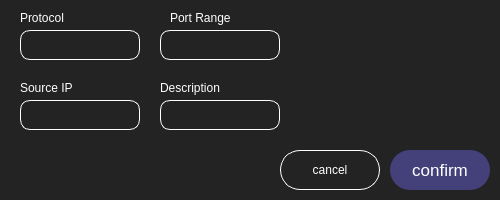
First picture: the form in components/page2/sub/NetworkPopup.ui, repository TF-LAVENDER/Lavender, before the edit.
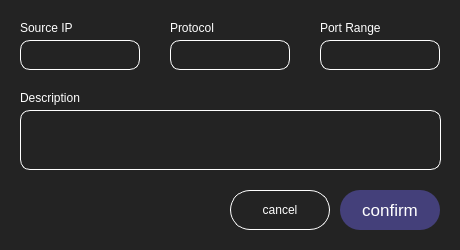
Second picture: the form after the edit.

Commit message: style : QDialog 내부 비율 조정

The edit to the form file:
```diff
--- a/components/page2/sub/NetworkPopup.ui
+++ b/components/page2/sub/NetworkPopup.ui
@@ -6,8 +6,8 @@
    <rect>
     <x>0</x>
     <y>0</y>
-    <width>500</width>
-    <height>200</height>
+    <width>460</width>
+    <height>250</height>
    </rect>
   </property>
   <property name="windowTitle">
@@ -15,47 +15,13 @@
   </property>
   <property name="styleSheet">
    <string notr="true">background-color: #232323;
-border-radius: 10px;</string>
+border-radius: 30px;</string>
   </property>
-  <widget class="QLabel" name="protocolLabel">
-   <property name="geometry">
-    <rect>
-     <x>20</x>
-     <y>10</y>
-     <width>65</width>
-     <height>16</height>
-    </rect>
-   </property>
-   <property name="styleSheet">
-    <string notr="true">color: #ffffff;</string>
-   </property>
-   <property name="text">
-    <string>Protocol</string>
-   </property>
-  </widget>
-  <widget class="QLineEdit" name="protocolLane">
-   <property name="geometry">
-    <rect>
-     <x>20</x>
-     <y>30</y>
-     <width>120</width>
-     <height>30</height>
-    </rect>
-   </property>
-   <property name="styleSheet">
-    <string notr="true">border: 1px solid white;
-border-radius: 10px;
-color: #ffffff;</string>
-   </property>
-   <property name="text">
-    <string/>
-   </property>
-  </widget>
   <widget class="QPushButton" name="cancelButton">
    <property name="geometry">
     <rect>
-     <x>280</x>
-     <y>150</y>
+     <x>230</x>
+     <y>190</y>
      <width>100</width>
      <height>40</height>
     </rect>
@@ -78,8 +44,8 @@
   <widget class="QPushButton" name="confirmButton">
    <property name="geometry">
     <rect>
-     <x>390</x>
-     <y>150</y>
+     <x>340</x>
+     <y>190</y>
      <width>100</width>
      <height>40</height>
     </rect>
@@ -100,12 +66,45 @@
     <string>confirm</string>
    </property>
   </widget>
-  <widget class="QLabel" name="portRangeLabel">
+  <widget class="QFrame" name="frame">
    <property name="geometry">
     <rect>
      <x>170</x>
-     <y>10</y>
-     <width>71</width>
+     <y>20</y>
+     <width>120</width>
+     <height>50</height>
+    </rect>
+   </property>
+   <property name="frameShape">
+    <enum>QFrame::Shape::StyledPanel</enum>
+   </property>
+   <property name="frameShadow">
+    <enum>QFrame::Shadow::Raised</enum>
+   </property>
+   <widget class="QLineEdit" name="protocolLane">
+    <property name="geometry">
+     <rect>
+      <x>0</x>
+      <y>20</y>
+      <width>120</width>
+      <height>30</height>
+     </rect>
+    </property>
+    <property name="styleSheet">
+     <string notr="true">border: 1px solid white;
+border-radius: 10px;
+color: #ffffff;</string>
+    </property>
+    <property name="text">
+     <string/>
+    </property>
+   </widget>
+   <widget class="QLabel" name="protocolLabel">
+    <property name="geometry">
+     <rect>
+      <x>0</x>
+      <y>0</y>
+      <width>65</width>
      <height>16</height>
     </rect>
    </property>
@@ -113,14 +112,30 @@
     <string notr="true">color: #ffffff;</string>
    </property>
    <property name="text">
-    <string>Port Range</string>
-   </property>
-  </widget>
+     <string>Protocol</string>
+    </property>
+   </widget>
+  </widget>
+  <widget class="QFrame" name="frame_2">
+   <property name="geometry">
+    <rect>
+     <x>320</x>
+     <y>20</y>
+     <width>120</width>
+     <height>50</height>
+    </rect>
+   </property>
+   <property name="frameShape">
+    <enum>QFrame::Shape::StyledPanel</enum>
+   </property>
+   <property name="frameShadow">
+    <enum>QFrame::Shadow::Raised</enum>
+   </property>
   <widget class="QLineEdit" name="portRangeLane">
    <property name="geometry">
     <rect>
-     <x>160</x>
-     <y>30</y>
+      <x>0</x>
+      <y>20</y>
      <width>120</width>
      <height>30</height>
     </rect>
@@ -129,14 +144,67 @@
     <string notr="true">border: 1px solid white;
 border-radius: 10px;
 color: #ffffff;</string>
+    </property>
+    <property name="text">
+     <string/>
+    </property>
+   </widget>
+   <widget class="QLabel" name="portRangeLabel">
+    <property name="geometry">
+     <rect>
+      <x>0</x>
+      <y>0</y>
+      <width>91</width>
+      <height>16</height>
+     </rect>
+    </property>
+    <property name="styleSheet">
+     <string notr="true">color: #ffffff;</string>
+    </property>
+    <property name="text">
+     <string>Port Range</string>
+    </property>
+   </widget>
+  </widget>
+  <widget class="QFrame" name="frame_3">
+   <property name="geometry">
+    <rect>
+     <x>20</x>
+     <y>20</y>
+     <width>120</width>
+     <height>50</height>
+    </rect>
+   </property>
+   <property name="frameShape">
+    <enum>QFrame::Shape::StyledPanel</enum>
+   </property>
+   <property name="frameShadow">
+    <enum>QFrame::Shadow::Raised</enum>
+   </property>
+   <widget class="QLineEdit" name="IpLane">
+    <property name="geometry">
+     <rect>
+      <x>0</x>
+      <y>20</y>
+      <width>120</width>
+      <height>30</height>
+     </rect>
+    </property>
+    <property name="styleSheet">
+     <string notr="true">border: 1px solid white;
+border-radius: 10px;
+color: #ffffff;</string>
+    </property>
+    <property name="text">
+     <string/>
    </property>
   </widget>
   <widget class="QLabel" name="IpLabel">
    <property name="geometry">
     <rect>
-     <x>20</x>
-     <y>80</y>
-     <width>71</width>
+      <x>0</x>
+      <y>0</y>
+      <width>91</width>
      <height>16</height>
     </rect>
    </property>
@@ -147,13 +215,29 @@
     <string>Source IP</string>
    </property>
   </widget>
-  <widget class="QLineEdit" name="IpLane">
+  </widget>
+  <widget class="QFrame" name="frame_4">
    <property name="geometry">
     <rect>
      <x>20</x>
-     <y>100</y>
-     <width>120</width>
-     <height>30</height>
+     <y>90</y>
+     <width>421</width>
+     <height>81</height>
+    </rect>
+   </property>
+   <property name="frameShape">
+    <enum>QFrame::Shape::StyledPanel</enum>
+   </property>
+   <property name="frameShadow">
+    <enum>QFrame::Shadow::Raised</enum>
+   </property>
+   <widget class="QLineEdit" name="descriptionLane">
+    <property name="geometry">
+     <rect>
+      <x>0</x>
+      <y>20</y>
+      <width>421</width>
+      <height>60</height>
     </rect>
    </property>
    <property name="styleSheet">
@@ -161,13 +245,16 @@
 border-radius: 10px;
 color: #ffffff;</string>
    </property>
+    <property name="text">
+     <string/>
+    </property>
   </widget>
   <widget class="QLabel" name="descriptionLabel">
    <property name="geometry">
     <rect>
-     <x>160</x>
-     <y>80</y>
-     <width>71</width>
+      <x>0</x>
+      <y>0</y>
+      <width>91</width>
      <height>16</height>
     </rect>
    </property>
@@ -178,20 +265,6 @@
     <string>Description</string>
    </property>
   </widget>
-  <widget class="QLineEdit" name="descriptionLane">
-   <property name="geometry">
-    <rect>
-     <x>160</x>
-     <y>100</y>
-     <width>120</width>
-     <height>30</height>
-    </rect>
-   </property>
-   <property name="styleSheet">
-    <string notr="true">border: 1px solid white;
-border-radius: 10px;
-color: #ffffff;</string>
-   </property>
   </widget>
  </widget>
  <resources/>
```
Lines whose indentation alone changed are shown as unchanged. The commit also changes 2 other files.
